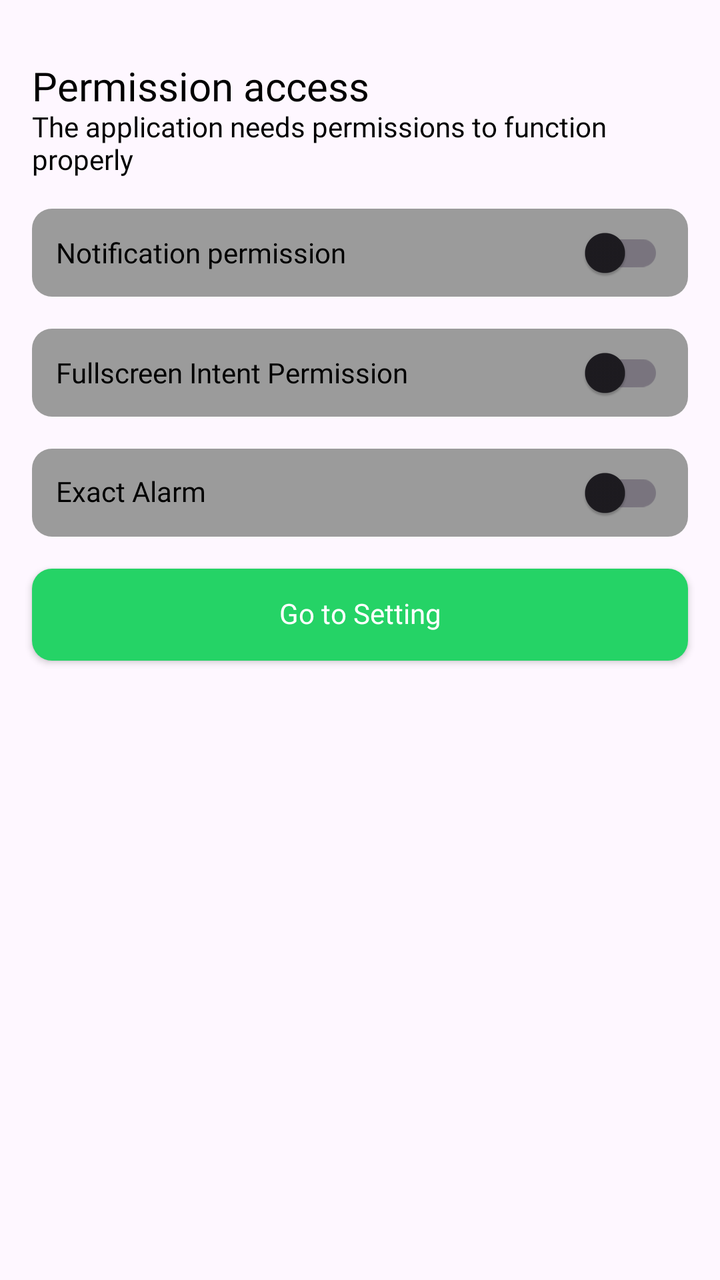
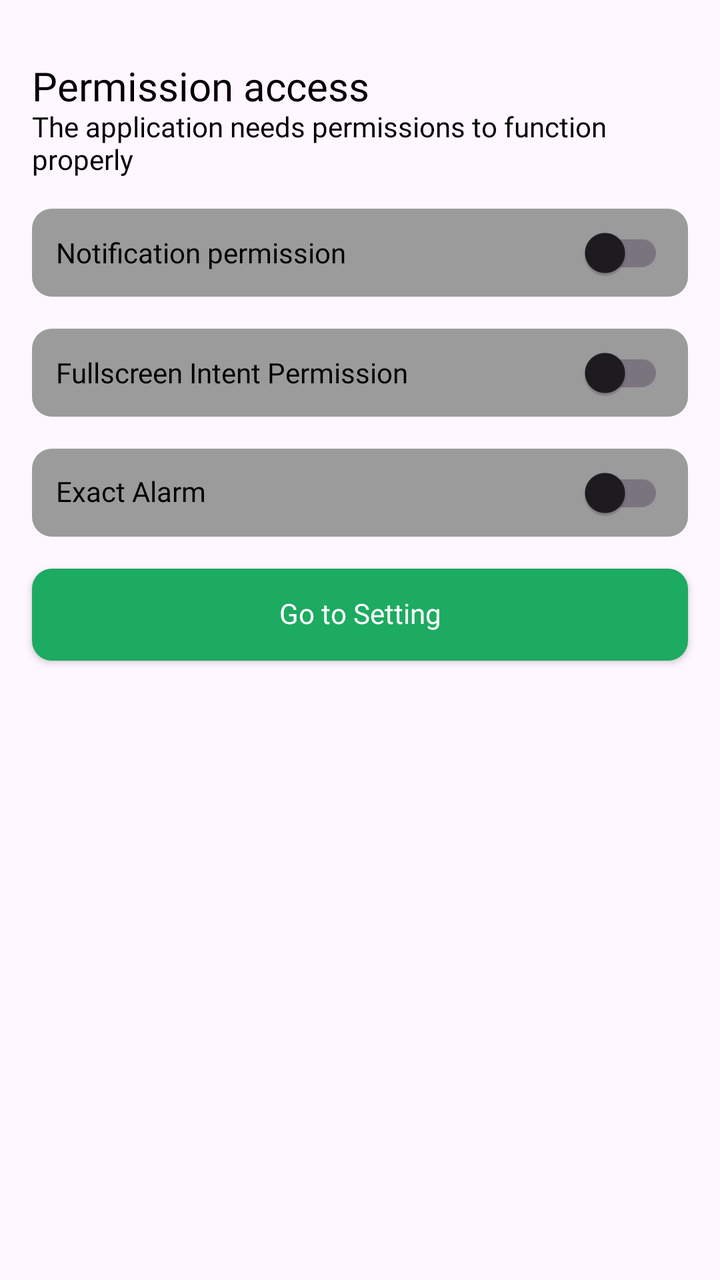

Compare the two renders of this Android layout. The source of the first and the diff that turns it into the second are given below.
<!-- AndroidManifest.xml: application theme Theme.MyApplication -->
<!-- res/layout/fragment_permission.xml -->
<?xml version="1.0" encoding="utf-8"?>
<LinearLayout xmlns:android="http://schemas.android.com/apk/res/android"
    android:layout_width="match_parent"
    android:layout_height="match_parent"
    android:orientation="vertical"
    android:paddingVertical="@dimen/size20">

    <TextView
        style="@style/TextView_6"
        android:layout_width="wrap_content"
        android:layout_height="wrap_content"
        android:layout_marginStart="@dimen/size16"
        android:layout_marginTop="@dimen/size12"
        android:text="@string/txt_permission_access"
        android:textSize="@dimen/size20" />

    <TextView
        style="@style/TextView_4"
        android:layout_width="wrap_content"
        android:layout_height="wrap_content"
        android:layout_marginHorizontal="@dimen/size16"
        android:text="@string/txt_cont_permission"
        android:textSize="@dimen/size14" />

    <LinearLayout
        android:id="@+id/llNotification"
        android:layout_width="match_parent"
        android:layout_height="@dimen/size44"
        android:layout_marginHorizontal="@dimen/size16"
        android:layout_marginTop="@dimen/size16"
        android:background="@drawable/bg_item_lang"
        android:orientation="horizontal"
        android:paddingHorizontal="@dimen/size12">

        <TextView
            style="@style/TextView_4"
            android:layout_width="0dp"
            android:layout_height="wrap_content"
            android:layout_weight="1"
            android:ellipsize="end"
            android:maxLines="1"
            android:text="@string/txt_notification_permission"
            android:textSize="14sp" />

        <androidx.appcompat.widget.SwitchCompat
            android:id="@+id/swNotification"
            android:layout_width="wrap_content"
            android:layout_height="wrap_content"
            android:clickable="false"
            android:focusable="false"
            android:theme="@style/SwitchTheme" />
    </LinearLayout>

    <LinearLayout
        android:id="@+id/llFullIntent"
        android:layout_width="match_parent"
        android:layout_height="@dimen/size44"
        android:layout_marginHorizontal="@dimen/size16"
        android:layout_marginTop="@dimen/size16"
        android:background="@drawable/bg_item_lang"
        android:orientation="horizontal"
        android:paddingHorizontal="@dimen/size12">

        <TextView
            style="@style/TextView_4"
            android:layout_width="0dp"
            android:layout_height="wrap_content"
            android:layout_weight="1"
            android:ellipsize="end"
            android:maxLines="1"
            android:text="@string/txt_fullscreen_intent_permission"
            android:textSize="14sp" />

        <androidx.appcompat.widget.SwitchCompat
            android:id="@+id/swFullIntent"
            android:layout_width="wrap_content"
            android:layout_height="wrap_content"
            android:clickable="false"
            android:focusable="false"
            android:theme="@style/SwitchTheme" />
    </LinearLayout>

    <LinearLayout
        android:id="@+id/llExactAlarm"
        android:layout_width="match_parent"
        android:layout_height="@dimen/size44"
        android:layout_marginHorizontal="@dimen/size16"
        android:layout_marginTop="@dimen/size16"
        android:background="@drawable/bg_item_lang"
        android:gravity="center_vertical"
        android:orientation="horizontal"
        android:paddingHorizontal="@dimen/size12">

        <TextView
            style="@style/TextView_4"
            android:layout_width="0dp"
            android:layout_height="wrap_content"
            android:layout_weight="1"
            android:ellipsize="end"
            android:maxLines="1"
            android:text="@string/txt_exact_alarm"
            android:textSize="14sp" />

        <androidx.appcompat.widget.SwitchCompat
            android:id="@+id/swExactAlarm"
            android:layout_width="wrap_content"
            android:layout_height="wrap_content"
            android:clickable="false"
            android:focusable="false" />
    </LinearLayout>

    <androidx.appcompat.widget.AppCompatButton
        android:id="@+id/btnGoSetting"
        style="@style/TextView_6"
        android:layout_width="match_parent"
        android:layout_height="@dimen/size46"
        android:layout_marginHorizontal="@dimen/size16"
        android:layout_marginTop="@dimen/size16"
        android:background="@drawable/bg_btn_r10_main"
        android:text="@string/txt_go_to_setting"
        android:textAllCaps="false"
        android:textColor="@color/white" />
</LinearLayout>
<!-- resources referenced by this layout -->
<resources>
  <color name="white">#FFFFFFFF</color>
  <dimen name="size12">12dp</dimen>
  <dimen name="size14">14dp</dimen>
  <dimen name="size16">16dp</dimen>
  <dimen name="size20">20dp</dimen>
  <dimen name="size44">44dp</dimen>
  <dimen name="size46">46dp</dimen>
  <!-- drawable bg_btn_r10_main (drawable) -->
  <?xml version="1.0" encoding="utf-8"?>
  <ripple xmlns:android="http://schemas.android.com/apk/res/android" android:color="@color/col_select">
  <item>
      <shape>
          <corners android:radius="@dimen/size10"/>
          <solid android:color="@color/col_main"/>
      </shape>
  </item>
  </ripple>
  <!-- drawable bg_item_lang (drawable) -->
  <?xml version="1.0" encoding="utf-8"?>
  <selector xmlns:android="http://schemas.android.com/apk/res/android">
      <item android:state_selected="true">
          <shape>
              <corners android:radius="@dimen/size10" />
              <solid android:color="@color/gray" />
              <stroke android:width="@dimen/size1" android:color="@color/col_main" />
          </shape>
      </item>
      <item>
          <shape>
              <corners android:radius="@dimen/size10" />
              <solid android:color="@color/gray" />
          </shape>
      </item>
  </selector>
  <string name="txt_cont_permission">The application needs permissions to function properly</string>
  <string name="txt_exact_alarm">Exact Alarm</string>
  <string name="txt_fullscreen_intent_permission">Fullscreen Intent Permission</string>
  <string name="txt_go_to_setting">Go to Setting</string>
  <string name="txt_notification_permission">Notification permission</string>
  <string name="txt_permission_access">Permission access</string>
  <style name="SwitchTheme" parent="Theme.MyApplication">
          <item name="colorControlActivated">@color/red</item>
      </style>
  <style name="TextView_4">
          <item name="android:layout_width">wrap_content</item>
          <item name="android:layout_height">wrap_content</item>
          <item name="android:textColor">@color/black</item>
          <item name="android:textAllCaps">false</item>
          <item name="android:includeFontPadding">false</item>
          <item name="android:fontFamily">@font/font_400</item>
          <item name="android:textSize">@dimen/size14</item>
      </style>
  <style name="TextView_6">
          <item name="android:layout_width">wrap_content</item>
          <item name="android:layout_height">wrap_content</item>
          <item name="android:textColor">@color/black</item>
          <item name="android:textAllCaps">false</item>
          <item name="android:includeFontPadding">false</item>
          <item name="android:fontFamily">@font/font_600</item>
          <item name="android:textSize">@dimen/size14</item>
      </style>
  <style name="Theme.MyApplication" parent="Base.Theme.MyApplication" />
  <color name="col_select">#CD666666</color>
  <dimen name="size10">10dp</dimen>
  <color name="col_main">#25D366</color>
  <color name="gray">#9B9B9B</color>
  <dimen name="size1">1dp</dimen>
  <color name="red">#FF0000</color>
  <color name="black">#FF000000</color>
  <style name="AppBottomSheetDialogTheme" parent="Theme.Design.Light.BottomSheetDialog">
          <item name="bottomSheetStyle">@style/AppModalStyle</item>
      </style>
  <style name="AppModalStyle" parent="Widget.Design.BottomSheet.Modal">
          <item name="android:background">@drawable/bg_border_bottom_sheet</item>
      </style>
  <!-- drawable bg_border_bottom_sheet (drawable) -->
  <?xml version="1.0" encoding="utf-8"?>
  <shape xmlns:android="http://schemas.android.com/apk/res/android"
      android:shape="rectangle">
      <corners
          android:topLeftRadius="@dimen/size24"
          android:topRightRadius="@dimen/size24" />
      <solid android:color="@color/white" />
  </shape>
  <dimen name="size24">24dp</dimen>
  <!-- unchanged entries left out for length: 1 -->
</resources>

<!-- the commit's change to res/layout/fragment_permission.xml (unified diff, before → after) -->
@@ -2,6 +2,8 @@
 <LinearLayout xmlns:android="http://schemas.android.com/apk/res/android"
     android:layout_width="match_parent"
     android:layout_height="match_parent"
+    android:clickable="true"
+    android:focusable="true"
     android:orientation="vertical"
     android:paddingVertical="@dimen/size20">
 
<!-- resource entries referenced after the edit -->
@@ -64,7 +64,7 @@
   <style name="Theme.MyApplication" parent="Base.Theme.MyApplication" />
   <color name="col_select">#CD666666</color>
   <dimen name="size10">10dp</dimen>
-  <color name="col_main">#25D366</color>
+  <color name="col_main">#1DAA61</color>
   <color name="gray">#9B9B9B</color>
   <dimen name="size1">1dp</dimen>
   <color name="red">#FF0000</color>
